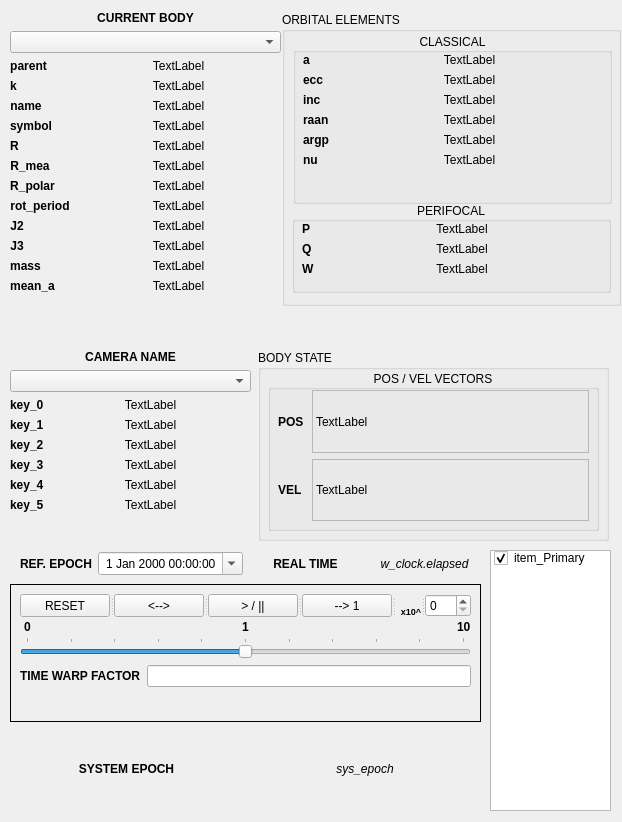
First picture: the form in ui/gui_tiled.ui, repository MadMaxFZ/sns2, before the edit.
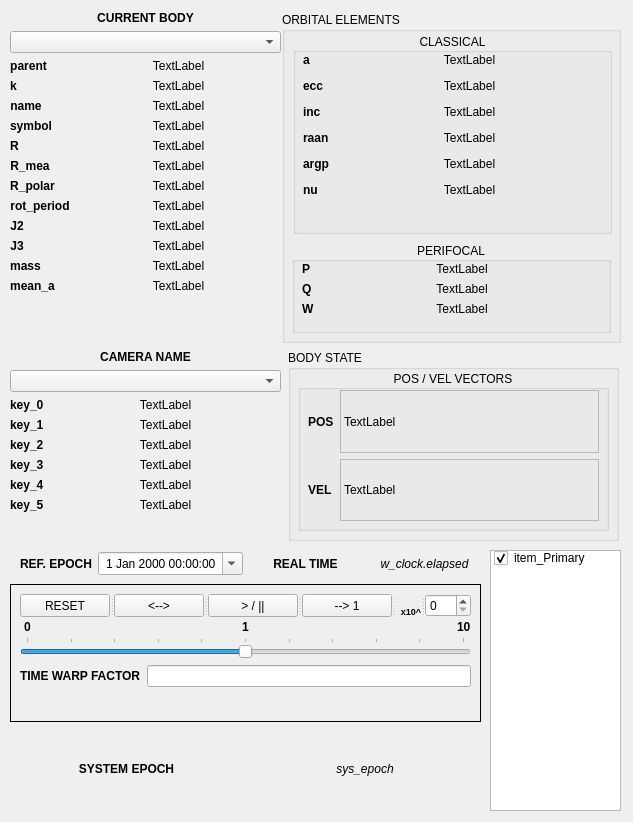
Second picture: the form after the edit.

Commit message: FUCK YEAH!!! Tweaked the GUI layout a bit, still must get the EpochTimer widget working. Will have to fix from almost the ground up(?) for the visuals organization and communication of transform data. At that point, we will have an instrumented 3D solar system simulation!!

```diff
--- a/ui/gui_tiled.ui
+++ b/ui/gui_tiled.ui
@@ -6,7 +6,7 @@
    <rect>
     <x>0</x>
     <y>0</y>
-    <width>622</width>
+    <width>633</width>
     <height>822</height>
    </rect>
   </property>
@@ -292,7 +292,7 @@
     <rect>
      <x>490</x>
      <y>550</y>
-     <width>121</width>
+     <width>131</width>
      <height>261</height>
     </rect>
    </property>
@@ -316,7 +316,7 @@
     <rect>
      <x>10</x>
      <y>350</y>
-     <width>241</width>
+     <width>271</width>
      <height>191</height>
     </rect>
    </property>
@@ -907,7 +907,7 @@
      <x>282</x>
      <y>12</y>
      <width>339</width>
-     <height>294</height>
+     <height>331</height>
     </rect>
    </property>
    <property name="title">
@@ -919,7 +919,7 @@
       <x>11</x>
       <y>21</y>
       <width>319</width>
-      <height>171</height>
+      <height>201</height>
      </rect>
     </property>
     <property name="font">
@@ -940,13 +940,16 @@
        <x>10</x>
        <y>20</y>
        <width>301</width>
-       <height>141</height>
+       <height>171</height>
       </rect>
      </property>
      <layout class="QFormLayout" name="cl_form">
       <property name="sizeConstraint">
        <enum>QLayout::SetMinimumSize</enum>
       </property>
+      <property name="verticalSpacing">
+       <number>12</number>
+      </property>
       <item row="0" column="0">
        <widget class="QLabel" name="a">
         <property name="font">
@@ -1092,7 +1095,7 @@
     <property name="geometry">
      <rect>
       <x>10</x>
-      <y>190</y>
+      <y>230</y>
       <width>319</width>
       <height>91</height>
      </rect>
@@ -1189,9 +1192,9 @@
   <widget class="QGroupBox" name="groupBox_2">
    <property name="geometry">
     <rect>
-     <x>258</x>
+     <x>288</x>
      <y>350</y>
-     <width>351</width>
+     <width>331</width>
      <height>191</height>
     </rect>
    </property>
@@ -1203,7 +1206,7 @@
      <rect>
       <x>10</x>
       <y>20</y>
-      <width>331</width>
+      <width>311</width>
       <height>161</height>
      </rect>
     </property>
@@ -1224,7 +1227,7 @@
       <rect>
        <x>10</x>
        <y>20</y>
-       <width>311</width>
+       <width>291</width>
        <height>131</height>
       </rect>
      </property>
```
Left out of the diff: 20 changed lines with no effect on the pictures. The commit also changes 3 other files.
